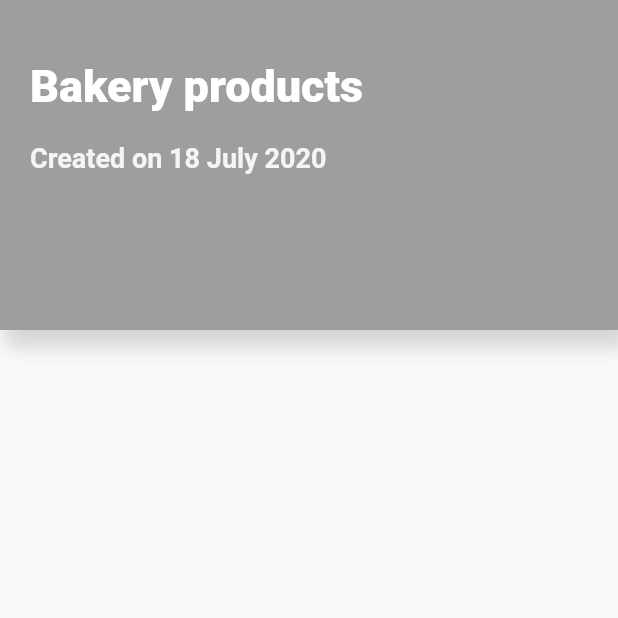
After one commit to DStadnyk/flutter_poc, a Flutter app: the ShoppingListDetailsScreen screen opened directly with sample values from the repository, on a phone screen of 412 x 824 dp, the top half of it. The commit adds this screen. Run offline on Flutter 3.47's test engine with Material 2 defaults, Android fonts, the phone set to English and light mode, and no system bars.

Commit message:
RS-48867: Added Shopping List details view

```diff
--- a/lib/screens/home_screen.dart
+++ b/lib/screens/home_screen.dart
@@ -116,8 +116,8 @@ class _HomeScreenState extends State<HomeScreen> {
     );
   }
 
-  Widget _buildShoppingListItem(ShoppingList shoppingList,
-      Animation animation) {
+  Widget _buildShoppingListItem(
+      ShoppingList shoppingList, Animation animation) {
     return SizeTransition(
         sizeFactor: animation, child: _buildShoppingListCard(shoppingList));
   }
--- /dev/null
+++ b/lib/screens/shopping_list_details.dart
@@ -0,0 +1,91 @@
+import 'package:flutter/cupertino.dart';
+import 'package:flutter/material.dart';
+import 'package:flutter/services.dart';
+import 'package:flutterapp/mock/shopping_lists.dart';
+
+class ShoppingListDetailsScreen extends StatefulWidget {
+  final ShoppingList shoppingList;
+  final Color backgroundColor;
+
+  ShoppingListDetailsScreen(
+      {Key key, @required this.shoppingList, @required this.backgroundColor})
+      : super(key: key);
+
+  @override
+  _ShoppingListDetailsScreenState createState() =>
+      _ShoppingListDetailsScreenState();
+}
+
+class _ShoppingListDetailsScreenState extends State<ShoppingListDetailsScreen> {
+  @override
+  Widget build(BuildContext context) {
+    return Scaffold(
+      body: AnnotatedRegion<SystemUiOverlayStyle>(
+        value: SystemUiOverlayStyle.light,
+        child: Container(
+          width: double.infinity,
+          height: double.infinity,
+          child: Column(
+            mainAxisSize: MainAxisSize.min,
+            mainAxisAlignment: MainAxisAlignment.start,
+            crossAxisAlignment: CrossAxisAlignment.start,
+            children: <Widget>[
+              Hero(
+                tag: widget.shoppingList.id,
+                child: Material(
+                  child: Container(
+                    height: 220,
+                    padding: EdgeInsets.only(top: 40, left: 20, right: 20),
+                    decoration: BoxDecoration(
+                      color: widget.backgroundColor,
+                      boxShadow: [
+                        BoxShadow(
+                          color: widget.backgroundColor.withOpacity(0.4),
+                          spreadRadius: 2,
+                          blurRadius: 10,
+                          offset: Offset(5, 10),
+                        ),
+                      ],
+                    ),
+                    child: Row(
+                      mainAxisAlignment: MainAxisAlignment.spaceBetween,
+                      crossAxisAlignment: CrossAxisAlignment.start,
+                      mainAxisSize: MainAxisSize.max,
+                      children: <Widget>[
+                        Column(
+                          crossAxisAlignment: CrossAxisAlignment.start,
+                          mainAxisSize: MainAxisSize.max,
+                          children: <Widget>[
+                            Text(
+                              widget.shoppingList.title,
+                              style: TextStyle(
+                                fontSize: 30,
+                                color: Colors.white,
+                                fontWeight: FontWeight.w900,
+                              ),
+                            ),
+                            SizedBox(
+                              height: 20,
+                            ),
+                            Text(
+                              "Created on ${widget.shoppingList.dateCreated}",
+                              style: TextStyle(
+                                fontSize: 18,
+                                fontWeight: FontWeight.w600,
+                                color: Colors.grey.shade100,
+                              ),
+                            ),
+                          ],
+                        ),
+                      ],
+                    ),
+                  ),
+                ),
+              ),
+            ],
+          ),
+        ),
+      ),
+    );
+  }
+}
```
